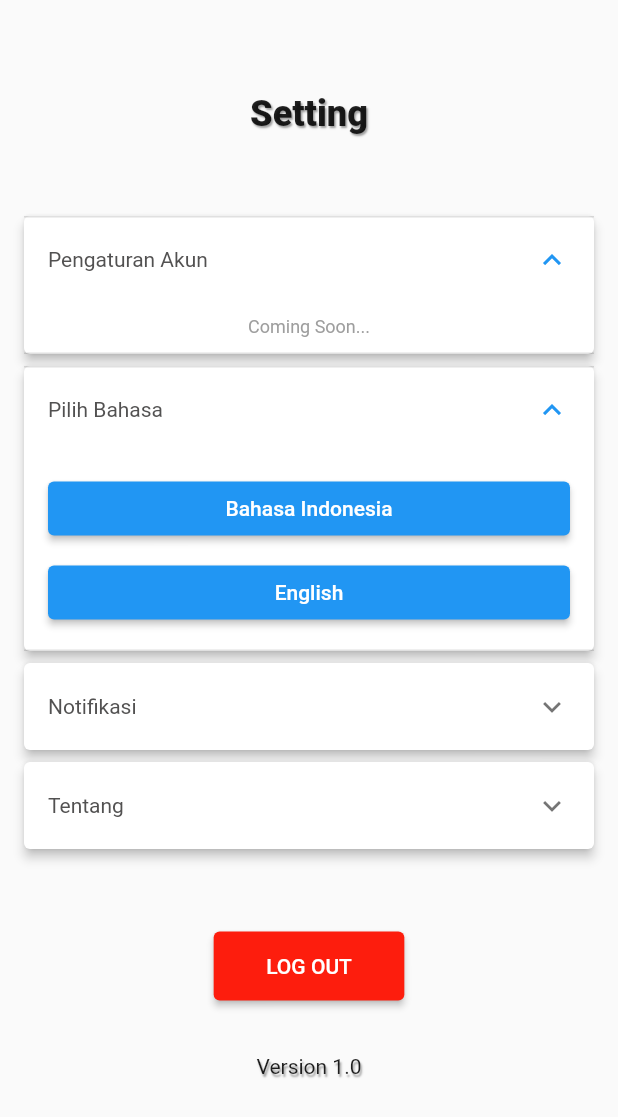
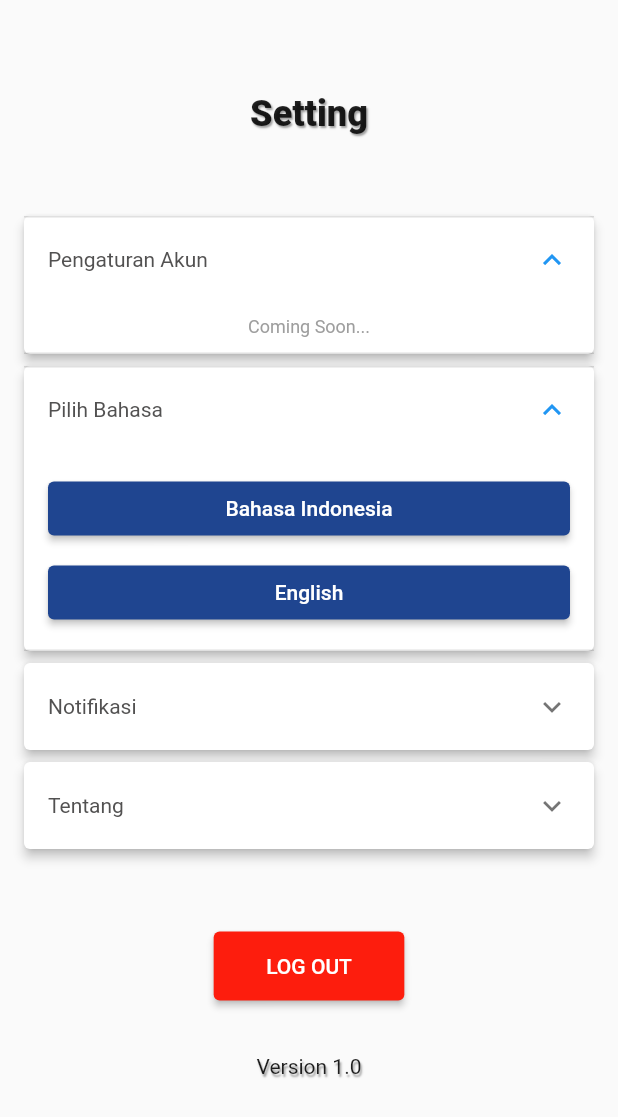
Before and after one commit to hokkyar/competitive_id, a Flutter app: the SettingPage widget shown alone on an empty page, opened directly, after a tap on "Pengaturan Akun", after a tap on "Pilih Bahasa", on a phone screen of 412 x 824 dp. Shown: the top 1117 px of the screen. Run offline on Flutter 3.47's test engine with Material 2 defaults, Android fonts, the phone set to English and light mode, and no system bars.

Commit message:
memperbarui tombol setting dan class AppColor

```diff
--- a/lib/assets/app_color.dart
+++ b/lib/assets/app_color.dart
@@ -4,4 +4,5 @@ import 'package:flutter/material.dart';
 
 class AppColor {
   static var color = Color.fromARGB(255, 31, 69, 144);
+  static var settingColor = Color.fromARGB(255, 15, 9, 75);
 }
--- a/lib/views/screens/setting_page.dart
+++ b/lib/views/screens/setting_page.dart
@@ -1,5 +1,6 @@
 //ignore_for_file: prefer_const_constructors, prefer_const_literals_to_create_immutables
 import 'package:flutter/material.dart';
+import '../../assets/app_color.dart';
 
 class SettingPage extends StatefulWidget {
   const SettingPage({Key? key}) : super(key: key);
@@ -67,12 +68,18 @@ class _SettingPageState extends State<SettingPage> {
                       title: ElevatedButton(
                         onPressed: () {},
                         child: Text('Bahasa Indonesia'),
+                        style: ElevatedButton.styleFrom(
+                          primary: AppColor.color,
+                        ),
                       ),
                     ),
                     ListTile(
                       title: ElevatedButton(
                         onPressed: () {},
                         child: Text('English'),
+                        style: ElevatedButton.styleFrom(
+                          primary: AppColor.color,
+                        ),
                       ),
                     ),
                   ],
```
